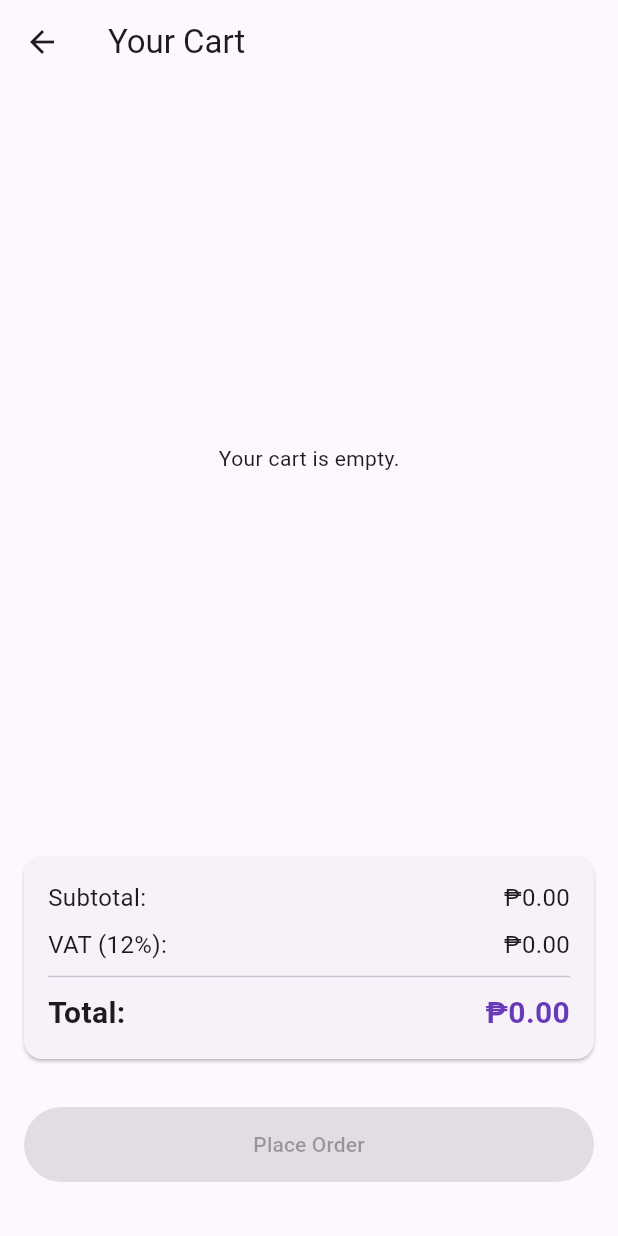
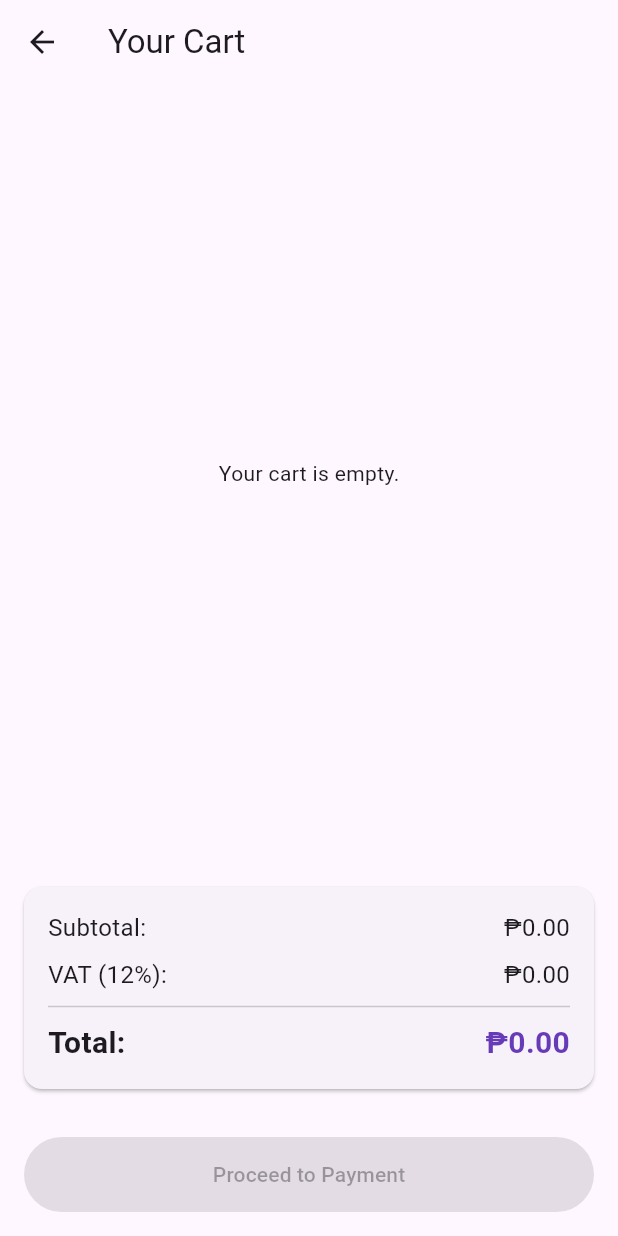
Before and after one commit to miguel101597/ecommerce-app, a Flutter app: the CartScreen screen opened directly, on a phone screen of 412 x 824 dp. Run offline on Flutter 3.47's test engine with Material 3 defaults, Android fonts, the phone set to English and light mode, and no system bars; our stand-ins replace cloud_firestore, firebase_auth, firebase_core, flutter_native_splash; accounts and stored records are empty.

Commit message:
Implement Module 16: Payment Screen - Create PaymentScreen with payment method selection, mock payment process, refactor CartScreen to navigate to PaymentScreen and remove order logic

```diff
--- a/lib/screens/cart_screen.dart
+++ b/lib/screens/cart_screen.dart
@@ -1,28 +1,15 @@
 import 'package:ecommerce_app/providers/cart_provider.dart';
-import 'package:ecommerce_app/screens/order_success_screen.dart'; // 1. ADD THIS
+import 'package:ecommerce_app/screens/payment_screen.dart'; // 1. Import PaymentScreen
 import 'package:flutter/material.dart';
 import 'package:provider/provider.dart';
 
-// 2. Change this to a StatefulWidget
-class CartScreen extends StatefulWidget {
+// 2. It's a StatelessWidget again!
+class CartScreen extends StatelessWidget {
   const CartScreen({super.key});
 
   @override
-  // 3. Create the State
-  State<CartScreen> createState() => _CartScreenState();
-}
-
-// 4. Rename the class to _CartScreenState
-class _CartScreenState extends State<CartScreen> {
-
-  // 5. Add our loading state variable
-  bool _isLoading = false;
-
-  // 6. Move the build method inside here
-  @override
   Widget build(BuildContext context) {
-    // 1. Get the cart. This time, we *want* to listen (default)
-    //    so this screen rebuilds when we remove an item.
+    // 3. We listen: true, so the list and total update
     final cart = Provider.of<CartProvider>(context);
 
     return Scaffold(
@@ -31,19 +18,16 @@ class _CartScreenState extends State<CartScreen> {
       ),
       body: Column(
         children: [
-          // 2. The list of items
+          // 4. The ListView is the same as before
           Expanded(
-            // 3. If cart is empty, show a message
             child: cart.items.isEmpty
                 ? const Center(child: Text('Your cart is empty.'))
                 : ListView.builder(
                     itemCount: cart.items.length,
                     itemBuilder: (context, index) {
                       final cartItem = cart.items[index];
-                      // 4. A ListTile to show item details
                       return ListTile(
                         leading: CircleAvatar(
-                          // Show a mini-image (or first letter)
                           child: Text(cartItem.name[0]),
                         ),
                         title: Text(cartItem.name),
@@ -51,14 +35,11 @@ class _CartScreenState extends State<CartScreen> {
                         trailing: Row(
                           mainAxisSize: MainAxisSize.min,
                           children: [
-                            // 5. Total for this item
                             Text(
                                 '₱${(cartItem.price * cartItem.quantity).toStringAsFixed(2)}'),
-                            // 6. Remove button
                             IconButton(
                               icon: const Icon(Icons.delete, color: Colors.red),
                               onPressed: () {
-                                // 7. Call the removeItem function
                                 cart.removeItem(cartItem.id);
                               },
                             ),
@@ -69,56 +50,33 @@ class _CartScreenState extends State<CartScreen> {
                   ),
           ),
 
-          // 3. --- THIS IS THE NEW PRICE BREAKDOWN CARD ---
+          // 5. --- THIS IS OUR NEW PRICE BREAKDOWN CARD (from Module 15) ---
           Card(
             margin: const EdgeInsets.all(16),
             child: Padding(
               padding: const EdgeInsets.all(16),
-              child: Column( // 4. Use a Column for multiple rows
+              child: Column(
                 children: [
-
-                  // 5. ROW 1: Subtotal
                   Row(
                     mainAxisAlignment: MainAxisAlignment.spaceBetween,
                     children: [
-                      const Text(
-                        'Subtotal:',
-                        style: TextStyle(fontSize: 16),
-                      ),
-                      Text(
-                        '₱${cart.subtotal.toStringAsFixed(2)}',
-                        style: const TextStyle(fontSize: 16),
-                      ),
+                      const Text('Subtotal:', style: TextStyle(fontSize: 16)),
+                      Text('₱${cart.subtotal.toStringAsFixed(2)}', style: const TextStyle(fontSize: 16)),
                     ],
                   ),
-
                   const SizedBox(height: 8),
-
-                  // 6. ROW 2: VAT
                   Row(
                     mainAxisAlignment: MainAxisAlignment.spaceBetween,
                     children: [
-                      const Text(
-                        'VAT (12%):',
-                        style: TextStyle(fontSize: 16),
-                      ),
-                      Text(
-                        '₱${cart.vat.toStringAsFixed(2)}',
-                        style: const TextStyle(fontSize: 16),
-                      ),
+                      const Text('VAT (12%):', style: TextStyle(fontSize: 16)),
+                      Text('₱${cart.vat.toStringAsFixed(2)}', style: const TextStyle(fontSize: 16)),
                     ],
                   ),
-
                   const Divider(height: 20, thickness: 1),
-
-                  // 7. ROW 3: Total
                   Row(
                     mainAxisAlignment: MainAxisAlignment.spaceBetween,
                     children: [
-                      const Text(
-                        'Total:',
-                        style: TextStyle(fontSize: 20, fontWeight: FontWeight.bold),
-                      ),
+                      const Text('Total:', style: TextStyle(fontSize: 20, fontWeight: FontWeight.bold)),
                       Text(
                         '₱${cart.totalPriceWithVat.toStringAsFixed(2)}',
                         style: const TextStyle(fontSize: 20, fontWeight: FontWeight.bold, color: Colors.deepPurple),
@@ -129,63 +87,30 @@ class _CartScreenState extends State<CartScreen> {
               ),
             ),
           ),
-          // --- END OF NEW CARD ---
 
-            // 4. --- ADD THIS NEW BUTTON ---
+          // 6. --- THIS IS THE MODIFIED BUTTON ---
           Padding(
             padding: const EdgeInsets.all(16.0),
             child: ElevatedButton(
               style: ElevatedButton.styleFrom(
-                  minimumSize: const Size.fromHeight(50), // Wide button
+                minimumSize: const Size.fromHeight(50),
               ),
-
-                // 5. Disable button if loading OR if cart is empty
-                onPressed: (_isLoading || cart.items.isEmpty) ? null : () async {
-                  // 6. Start the loading spinner
-                  setState(() {
-                    _isLoading = true;
-                  });
-
-                  try {
-                    // 7. Get provider (listen: false is for functions)
-                    final cartProvider = Provider.of<CartProvider>(context, listen: false);
-
-                    // 8. Call our new methods x
-                    await cartProvider.placeOrder();
-                    await cartProvider.clearCart();
-
-                    // 9. Navigate to success screen x
-                    Navigator.of(context).pushAndRemoveUntil(
-                      MaterialPageRoute(builder: (context) => const OrderSuccessScreen()),
-                      (route) => false,
-                    );
-
-                  } catch (e) {
-                    // 10. Show error if placeOrder() fails
-                    ScaffoldMessenger.of(context).showSnackBar(
-                      SnackBar(content: Text('Failed to place order: $e')),
-                    );
-                  } finally {
-                    // 11. ALWAYS stop the spinner
-                    if (mounted) {
-                      setState(() {
-                        _isLoading = false;
-                      });
-                    }
-                  }
-               },
-
-               // 12. Show spinner or text based on loading state
-               child: _isLoading
-                   ? const CircularProgressIndicator(
-                       valueColor: AlwaysStoppedAnimation<Color>(Colors.white),
-                     )
-                   : const Text('Place Order'),
+              // 7. Disable if cart is empty, otherwise navigate
+              onPressed: cart.items.isEmpty ? null : () {
+                // 8. Navigate to our new PaymentScreen
+                Navigator.of(context).push(
+                  MaterialPageRoute(
+                    builder: (context) => PaymentScreen(
+                      // 9. Pass the final VAT-inclusive total
+                      totalAmount: cart.totalPriceWithVat,
                     ),
                   ),
-
-           // We'll add a "Checkout" button here in a future module
-           const SizedBox(height: 20),
+                );
+              },
+              // 10. No more spinner!
+              child: const Text('Proceed to Payment'),
+            ),
+          ),
         ],
       ),
     );
```
Also changed, not shown: lib/screens/payment_screen.dart (added, +166 -0 lines). Lines whose indentation alone changed are shown as unchanged.
